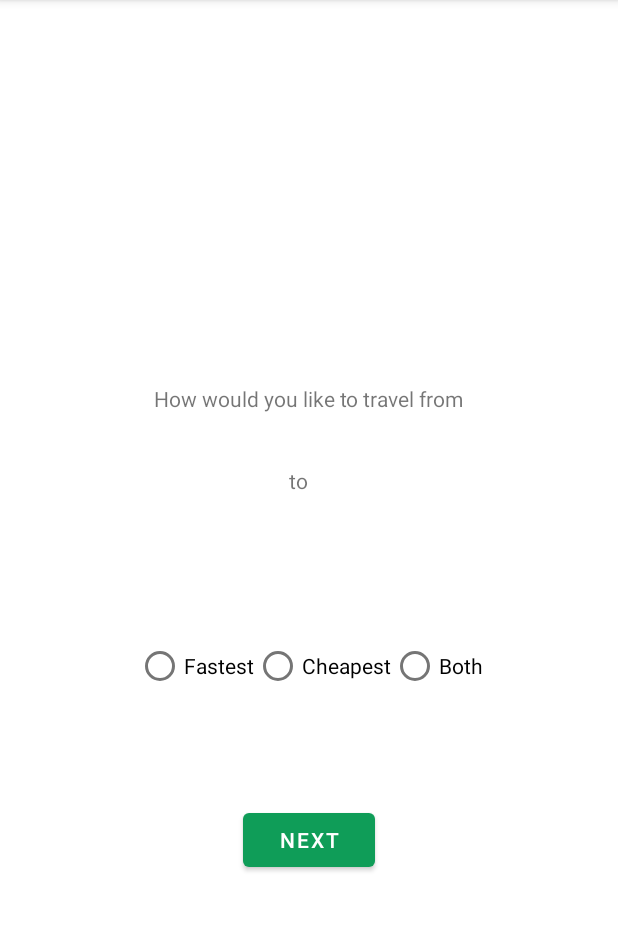
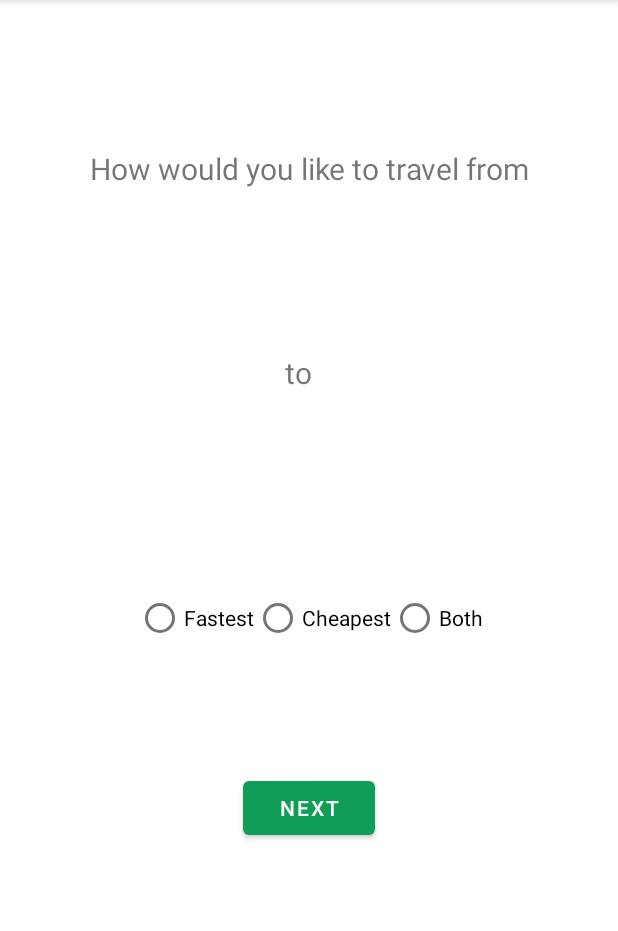
Before and after one commit to brand-kelly/point_a_to_b, an Android app: the OptionsActivity screen opened directly, with no data from a screen before it, on a phone screen of 412 x 824 dp, the part 84-1015 px from its top. Run offline under Robolectric (Android 15) with nearby library versions, the phone set to English and light mode, and no system bars; our stand-ins replace navigation-ui.

Commit message:
Changed text size in activity options

```diff
--- a/PointAtoB/app/src/main/res/layout/activity_options.xml
+++ b/PointAtoB/app/src/main/res/layout/activity_options.xml
@@ -10,32 +10,35 @@
         android:id="@+id/pointA"
         android:layout_width="wrap_content"
         android:layout_height="wrap_content"
+        android:text="Display Text"
+        android:textSize="20sp"
         android:textStyle="bold"
-        android:text="Display Text"
         app:layout_constraintBottom_toBottomOf="parent"
         app:layout_constraintEnd_toEndOf="parent"
         app:layout_constraintHorizontal_bias="0.483"
         app:layout_constraintStart_toStartOf="parent"
         app:layout_constraintTop_toTopOf="parent"
-        app:layout_constraintVertical_bias="0.389" />
+        app:layout_constraintVertical_bias="0.254" />
 
     <TextView
         android:id="@+id/textView2"
         android:layout_width="wrap_content"
         android:layout_height="wrap_content"
         android:text="How would you like to travel from"
+        android:textSize="20sp"
         app:layout_constraintBottom_toTopOf="@+id/pointA"
         app:layout_constraintEnd_toEndOf="parent"
-        app:layout_constraintHorizontal_bias="0.497"
         app:layout_constraintStart_toStartOf="parent"
         app:layout_constraintTop_toTopOf="parent"
-        app:layout_constraintVertical_bias="0.941" />
+        app:layout_constraintVertical_bias="0.615" />
 
     <TextView
         android:id="@+id/textView3"
         android:layout_width="wrap_content"
         android:layout_height="wrap_content"
         android:text="to"
+        android:textSize="20sp"
+        app:layout_constraintBottom_toTopOf="@+id/pointB"
         app:layout_constraintEnd_toEndOf="parent"
         app:layout_constraintHorizontal_bias="0.482"
         app:layout_constraintStart_toStartOf="parent"
@@ -45,14 +48,15 @@
         android:id="@+id/pointB"
         android:layout_width="wrap_content"
         android:layout_height="wrap_content"
+        android:text="Display Text"
+        android:textSize="20sp"
         android:textStyle="bold"
-        android:text="Display Text"
         app:layout_constraintBottom_toBottomOf="parent"
         app:layout_constraintEnd_toEndOf="parent"
-        app:layout_constraintHorizontal_bias="0.48"
+        app:layout_constraintHorizontal_bias="0.483"
         app:layout_constraintStart_toStartOf="parent"
         app:layout_constraintTop_toBottomOf="@+id/pointA"
-        app:layout_constraintVertical_bias="0.048" />
+        app:layout_constraintVertical_bias="0.126" />
 
     <Button
         android:layout_width="wrap_content"
```
